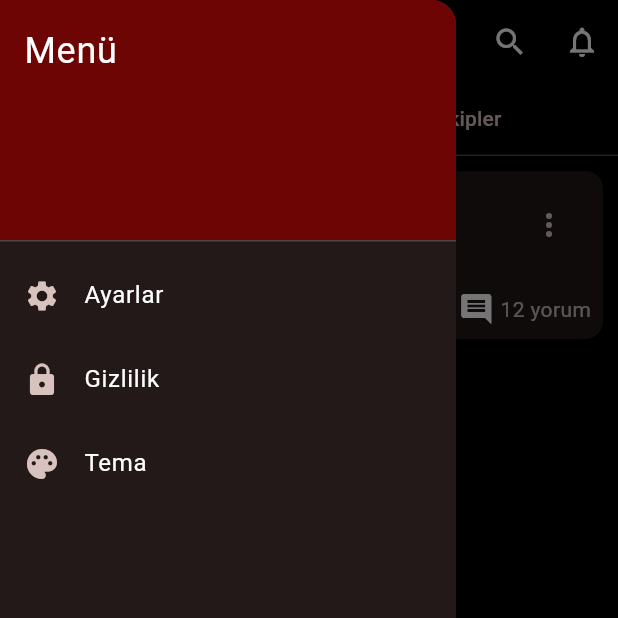
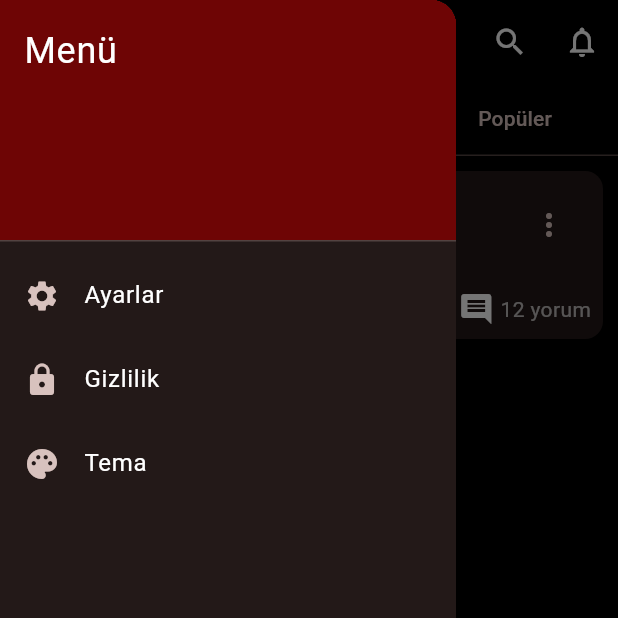
Before and after one commit to film-atlasi/film-atlasi, a Flutter app: the Anasayfa screen opened directly, with the side drawer open, on a phone screen of 412 x 824 dp, the top half of it. Run offline on Flutter 3.47's test engine with Material 3 defaults, Android fonts, the phone set to English and light mode, and no system bars; our stand-ins replace cloud_firestore, firebase_auth, firebase_core, flutter_rating_bar; missing offline and left inert: auto_size_text_field; accounts and stored records are empty.

Commit message:
ansayfdakı hata duzeltıldı
Tabbardakı tutarsılzık duzeltıldı

```diff
--- a/lib/features/movie/screens/Anasayfa.dart
+++ b/lib/features/movie/screens/Anasayfa.dart
@@ -16,6 +16,7 @@ class AnasayfaState extends State<Anasayfa>
   @override
   void initState() {
     super.initState();
+    // Sekme sayısına uygun olarak length: 3 olarak tanımlandı
     tabController = TabController(length: 3, vsync: this);
   }
 
@@ -28,30 +29,67 @@ class AnasayfaState extends State<Anasayfa>
   @override
   Widget build(BuildContext context) {
     final TextTheme textTheme = Theme.of(context).textTheme;
-    List<Widget> actions = [
+
+    return Scaffold(
+      appBar: buildAppBar(textTheme),
+      body: buildTabBarView(),
+      drawer: buildDrawer(),
+    );
+  }
+
+  /// AppBar Yapısı
+  AppBar buildAppBar(TextTheme textTheme) {
+    return AppBar(
+      title: Text(
+        AppConstants.AppName.toUpperCase(),
+        style: textTheme.headlineSmall?.copyWith(color: AppConstants.red),
+      ),
+      actions: [
         IconButton(
-        icon: const Icon(Icons.search, color: Colors.white), // Arama ikonu
+          icon: const Icon(Icons.search, color: Colors.white),
           onPressed: () {
-          // Arama butonu fonksiyonu
+            // Arama işlemi
           },
         ),
         IconButton(
           icon: const Icon(Icons.notifications_outlined, color: Colors.white),
           onPressed: () {
-          // Bildirim butonu fonksiyonu
+            // Bildirim işlemi
           },
         ),
-    ];
-    return Scaffold(
-      appBar: buildAppBar(textTheme, actions),
-      body: buildTabBarView(),
-      drawer: Drawer(
+      ],
+      bottom: TabBar(
+        controller: tabController,
+        tabs: const [
+          Tab(text: 'Akış'),
+          Tab(text: 'Takipler'),
+          Tab(text: 'Popüler'),
+        ],
+      ),
+    );
+  }
+
+  /// TabBarView Yapısı
+  Widget buildTabBarView() {
+    return TabBarView(
+      controller: tabController,
+      children: [
+        FilmSeedPage(), // Birinci sayfa
+        const Center(child: Text('Takipler İçeriği')), // İkinci sayfa
+        const Center(child: Text('Popüler İçeriği')), // Üçüncü sayfa
+      ],
+    );
+  }
+
+  /// Drawer Menüsü
+  Widget buildDrawer() {
+    return Drawer(
       child: ListView(
         padding: EdgeInsets.zero,
         children: [
-            DrawerHeader(
+          const DrawerHeader(
             decoration: BoxDecoration(
-                color: const Color.fromARGB(255, 110, 5, 5),
+              color: Color.fromARGB(255, 110, 5, 5),
             ),
             child: Text(
               'Menü',
@@ -62,58 +100,28 @@ class AnasayfaState extends State<Anasayfa>
             ),
           ),
           ListTile(
-              leading: Icon(Icons.settings),
-              title: Text('Ayarlar'),
+            leading: const Icon(Icons.settings),
+            title: const Text('Ayarlar'),
             onTap: () {
-                // Ayarlar için işlem
+              // Ayarlar işlemi
             },
           ),
           ListTile(
-              leading: Icon(Icons.lock),
-              title: Text('Gizlilik'),
+            leading: const Icon(Icons.lock),
+            title: const Text('Gizlilik'),
             onTap: () {
-                // Gizlilik için işlem
+              // Gizlilik işlemi
             },
           ),
           ListTile(
-              leading: Icon(Icons.palette),
-              title: Text('Tema'),
+            leading: const Icon(Icons.palette),
+            title: const Text('Tema'),
             onTap: () {
-                // Tema için işlem
+              // Tema işlemi
             },
           ),
         ],
       ),
-      ),
-    );
-  }
-
-  AppBar buildAppBar(TextTheme textTheme, List<Widget> actions) {
-    return AppBar(
-      title: Text(
-        AppConstants.AppName.toUpperCase(),
-        style: textTheme.headlineSmall?.copyWith(color: AppConstants.red),
-      ),
-      actions: actions,
-      bottom: TabBar(
-        controller: tabController,
-        tabs: const [
-          Tab(text: 'Akış'),
-          Tab(text: 'Takipler'),
-          //Tab(text: 'Popüler'),
-        ],
-      ),
-    );
-  }
-
-  Widget buildTabBarView() {
-    return TabBarView(
-      controller: tabController,
-      children: [
-        FilmSeedPage(),
-        Center(child: Text('Takipler İçeriği')),
-        Center(child: Text('Popüler İçeriği')),
-      ],
     );
   }
 }
```
Also changed, not shown: pubspec.lock. Lines whose indentation alone changed are shown as unchanged.
